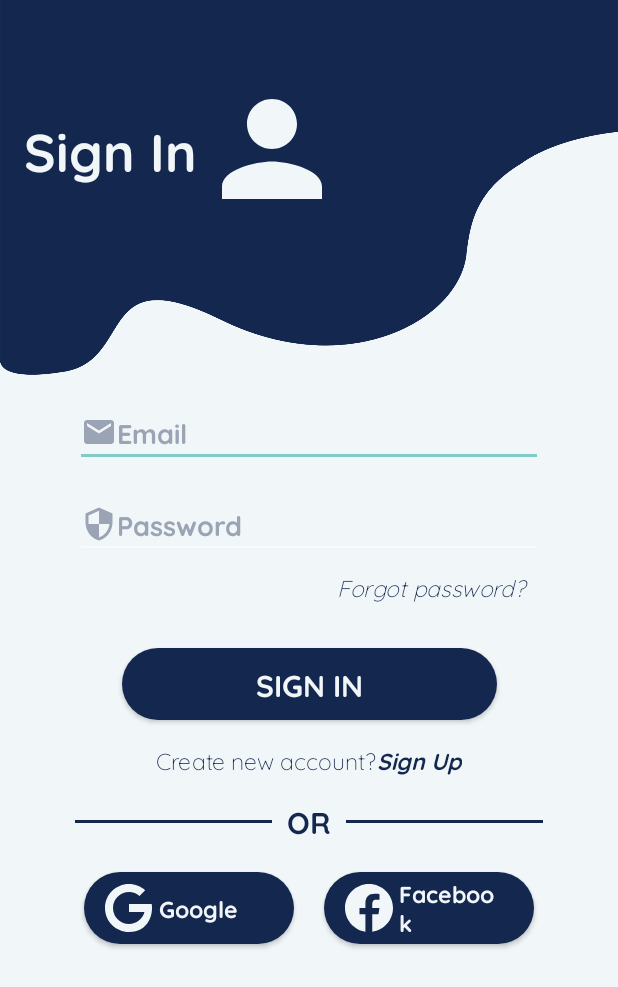
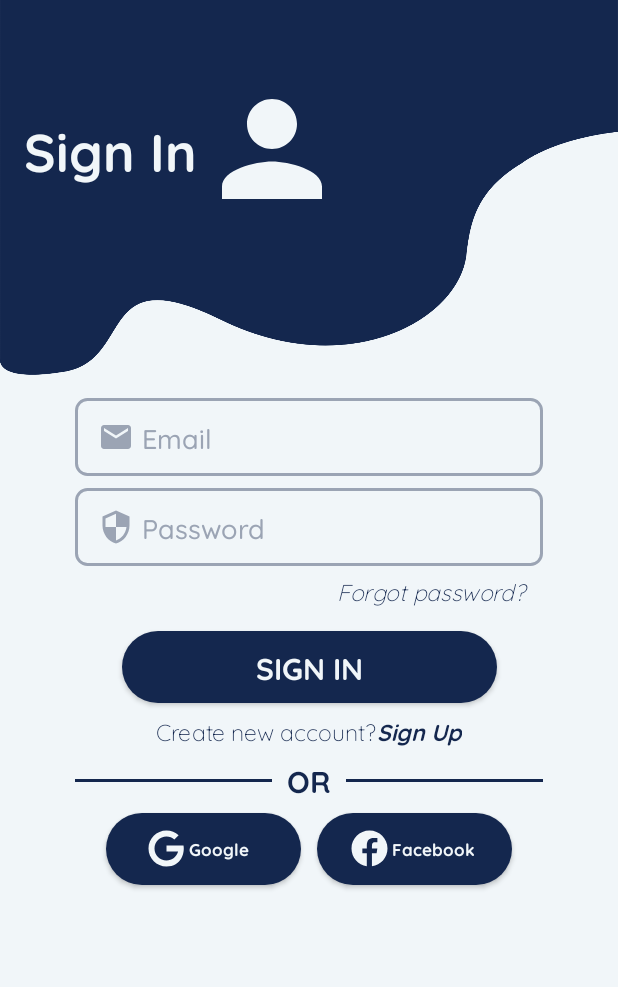
Before and after one commit to meriflor/test002, an Android app: the screen it shows after launch (SignIn), after a tap on "Sign in", on a phone screen of 412 x 824 dp. Shown: the top 987 px of the screen. Run offline under Robolectric (Android 15) with nearby library versions, the phone set to English and light mode, and no system bars.

Commit message:
final login design

```diff
--- a/app/src/main/AndroidManifest.xml
+++ b/app/src/main/AndroidManifest.xml
@@ -30,7 +30,7 @@
             android:theme="@style/Theme.AppCompat.NoActionBar"
             android:screenOrientation="portrait"/>
         <activity
-            android:name=".StuteaPage"
+            android:name=".SplashScreen"
             android:exported="true"
             android:theme="@style/Theme.AppCompat.NoActionBar"
             android:screenOrientation="portrait">
--- a/app/src/main/java/com/project/test002/StuteaPage.java
+++ b/app/src/main/java/com/project/test002/SplashScreen.java
@@ -6,17 +6,17 @@ import android.content.Intent;
 import android.os.Bundle;
 import android.os.Handler;
 
-public class StuteaPage extends AppCompatActivity {
+public class SplashScreen extends AppCompatActivity {
 
     @Override
     protected void onCreate(Bundle savedInstanceState) {
         super.onCreate(savedInstanceState);
-        setContentView(R.layout.activity_stutea_page);
+        setContentView(R.layout.activity_splash_screen);
 
         new Handler().postDelayed(new Runnable() {
             @Override
             public void run() {
-                Intent i=new Intent(StuteaPage.this, SignUp.class);
+                Intent i=new Intent(SplashScreen.this, SignUp.class);
 
                 startActivity(i);
 
--- a/app/src/main/res/drawable/icon_facebook.xml
+++ b/app/src/main/res/drawable/icon_facebook.xml
@@ -1,5 +1,5 @@
-<vector android:height="40dp" android:viewportHeight="480"
-    android:viewportWidth="480" android:width="40dp" xmlns:android="http://schemas.android.com/apk/res/android">
+<vector android:height="30dp" android:viewportHeight="480"
+    android:viewportWidth="480" android:width="30dp" xmlns:android="http://schemas.android.com/apk/res/android">
     <path android:fillColor="#F1F6F9" android:fillType="nonZero"
         android:pathData="M240,48C133.969,48 48,133.969 48,240C48,336.258 118.91,415.742 211.297,429.633L211.297,290.879L163.793,290.879L163.793,240.414L211.297,240.414L211.297,206.832C211.297,151.23 238.383,126.832 284.594,126.832C306.719,126.832 318.434,128.48 323.969,129.215L323.969,173.266L292.449,173.266C272.832,173.266 265.984,191.871 265.984,212.832L265.984,240.414L323.473,240.414L315.68,290.879L265.984,290.879L265.984,430.031C359.695,417.328 432,337.199 432,240C432,133.969 346.031,48 240,48ZM240,48" android:strokeColor="#00000000"/>
 </vector>
--- a/app/src/main/res/drawable/icon_google.xml
+++ b/app/src/main/res/drawable/icon_google.xml
@@ -1,5 +1,5 @@
-<vector android:height="40dp" android:viewportHeight="480"
-    android:viewportWidth="480" android:width="40dp" xmlns:android="http://schemas.android.com/apk/res/android">
+<vector android:height="30dp" android:viewportHeight="480"
+    android:viewportWidth="480" android:width="30dp" xmlns:android="http://schemas.android.com/apk/res/android">
     <path android:fillColor="#F1F6F9" android:fillType="nonZero"
         android:pathData="M240.063,48C134,48 48,133.969 48,240C48,346.031 134,432 240.063,432C400.223,432 436.305,283.313 421.281,208L240,208L240,272L363.813,272C349.578,327.172 299.617,368 240,368C169.313,368 112,310.688 112,240C112,169.313 169.313,112 240,112C272.145,112 301.426,123.934 323.906,143.5L369.375,98.063C335.23,66.957 289.871,48 240.063,48ZM240.063,48" android:strokeColor="#00000000"/>
 </vector>
--- /dev/null
+++ b/app/src/main/res/drawable/input_box.xml
@@ -0,0 +1,8 @@
+<?xml version="1.0" encoding="utf-8"?>
+<shape xmlns:android="http://schemas.android.com/apk/res/android"
+    android:shape="rectangle">
+
+    <corners android:radius="7dp"/>
+    <stroke android:color="@color/greyBlue" android:width="2dp" />
+
+</shape>
--- a/app/src/main/res/layout/activity_sign_in.xml
+++ b/app/src/main/res/layout/activity_sign_in.xml
@@ -44,10 +44,11 @@
         android:layout_width="match_parent"
         android:layout_marginHorizontal="50dp"
         android:layout_height="wrap_content"
+        android:paddingVertical="13dp"
+        android:paddingHorizontal="15dp"
         android:layout_marginTop="15dp"
         android:hint="Email"
-        android:fontFamily="@font/quicksand_bold"
-        android:textColorHint="#9ba4b4"
+        style="@style/input_box_style"
         android:drawableLeft="@drawable/email"
         app:layout_constraintEnd_toEndOf="parent"
         app:layout_constraintStart_toStartOf="parent"
@@ -58,12 +59,13 @@
         android:layout_width="match_parent"
         android:layout_marginHorizontal="50dp"
         android:layout_height="wrap_content"
-        android:layout_marginTop="15dp"
+        android:layout_marginTop="8dp"
+        android:paddingVertical="13dp"
+        android:paddingHorizontal="15dp"
         android:hint="Password"
-        android:fontFamily="@font/quicksand_bold"
         android:inputType="textPassword"
         android:drawableLeft="@drawable/pass"
-        android:textColorHint="#9ba4b4"
+        style="@style/input_box_style"
         app:layout_constraintEnd_toEndOf="parent"
         app:layout_constraintStart_toStartOf="parent"
         app:layout_constraintTop_toBottomOf="@+id/et_email" />
@@ -73,7 +75,7 @@
         android:layout_width="150dp"
         android:textAlignment="center"
         android:layout_height="wrap_content"
-        android:layout_marginTop="8dp"
+        android:layout_marginTop="6dp"
         android:fontFamily="@font/quicksand_light"
         android:text="Forgot password?"
         android:textStyle="italic"
@@ -86,7 +88,7 @@
         android:id="@+id/btn_signin"
         android:layout_width="250dp"
         android:layout_height="wrap_content"
-        android:layout_marginTop="30dp"
+        android:layout_marginTop="16dp"
         android:background="@drawable/button"
         android:fontFamily="@font/quicksand_bold"
         android:text="Sign In"
@@ -100,7 +102,7 @@
         android:id="@+id/tv_createAccount"
         android:layout_width="wrap_content"
         android:layout_height="wrap_content"
-        android:layout_marginTop="16dp"
+        android:layout_marginTop="8dp"
         android:fontFamily="@font/quicksand_light"
         android:text="Create new account?"
         android:textColor="@color/blue"
@@ -128,7 +130,7 @@
         android:id="@+id/tv_or"
         android:layout_width="wrap_content"
         android:layout_height="wrap_content"
-        android:layout_marginTop="16dp"
+        android:layout_marginTop="8dp"
         android:fontFamily="@font/quicksand_bold"
         android:text="OR"
         android:textColor="@color/blue"
@@ -162,21 +164,20 @@
 
     <Button
         android:id="@+id/btn_google"
-        android:layout_width="140dp"
+        android:layout_width="130dp"
         android:layout_height="wrap_content"
         android:layout_marginStart="35dp"
-        android:layout_marginEnd="10dp"
-        android:layout_marginTop="20dp"
+        android:layout_marginEnd="5dp"
+        android:layout_marginTop="8dp"
         android:background="@drawable/button"
         android:drawableLeft="@drawable/icon_google"
         android:fontFamily="@font/quicksand_bold"
-        android:paddingLeft="10dp"
-        android:paddingRight="20dp"
+        android:paddingHorizontal="25dp"
         android:text="Google"
         android:textAlignment="textStart"
         android:textAllCaps="false"
         android:textColor="@color/lightBlue"
-        android:textSize="15sp"
+        android:textSize="11sp"
         app:layout_constraintEnd_toStartOf="@id/btn_facebook"
         app:layout_constraintHorizontal_chainStyle="packed"
         app:layout_constraintStart_toStartOf="parent"
@@ -184,11 +185,12 @@
 
     <Button
         android:id="@+id/btn_facebook"
-        android:layout_width="140dp"
+        android:layout_width="130dp"
         android:layout_height="wrap_content"
-        android:layout_marginTop="20dp"
+        android:layout_marginTop="8dp"
         android:layout_marginEnd="35dp"
-        android:layout_marginStart="10dp"
+        android:layout_marginStart="5dp"
+        android:paddingHorizontal="20dp"
         android:background="@drawable/button"
         android:drawableLeft="@drawable/icon_facebook"
         android:fontFamily="@font/quicksand_bold"
@@ -198,7 +200,7 @@
         android:textAlignment="textStart"
         android:textAllCaps="false"
         android:textColor="@color/lightBlue"
-        android:textSize="15sp"
+        android:textSize="11sp"
         app:layout_constraintEnd_toEndOf="parent"
         app:layout_constraintStart_toEndOf="@id/btn_google"
         app:layout_constraintTop_toBottomOf="@id/tv_or" />
--- a/app/src/main/res/layout/activity_stutea_page.xml
+++ b/app/src/main/res/layout/activity_splash_screen.xml
@@ -4,7 +4,7 @@
     xmlns:tools="http://schemas.android.com/tools"
     android:layout_width="match_parent"
     android:layout_height="match_parent"
-    tools:context=".StuteaPage"
+    tools:context=".SplashScreen"
     android:background="@color/blue">
 
     <ImageView
--- a/app/src/main/res/values/colors.xml
+++ b/app/src/main/res/values/colors.xml
@@ -10,4 +10,5 @@
     <color name="blue">#14274E</color>
     <color name="lightBlue">#F1F6F9</color>
     <color name="lightBlue1">#769FCD</color>
+    <color name="greyBlue">#9BA4B4</color>
 </resources>
--- /dev/null
+++ b/app/src/main/res/values/style.xml
@@ -0,0 +1,21 @@
+<?xml version="1.0" encoding="utf-8"?>
+<resources>
+    <style name="input_box_style">
+        <item name="android:singleLine">true</item>
+        <item name="android:drawablePadding">5dp</item>
+        <item name="android:background">@drawable/input_box</item>
+        <item name="android:fontFamily">@font/quicksand_medium</item>
+        <item name="android:textColorHint">@color/greyBlue</item>
+        <item name="android:textColor">@color/blue</item>
+    </style>
+
+    <style name="input_style">
+        <item name="android:singleLine">true</item>
+        <item name="android:fontFamily">@font/quicksand_medium</item>
+        <item name="android:textColorHint">#9ba4b4</item>
+        <item name="android:drawablePadding">5dp</item>
+        <item name="android:textColor">@color/blue</item>
+    </style>
+
+
+</resources>
```
Also changed, not shown: app/src/main/res/layout/activity_create_an_account.xml (+6 -9 lines), app/src/main/res/layout/activity_sign_up.xml (+16 -16 lines), app/src/main/res/font/quicksand_medium.ttf (added).
